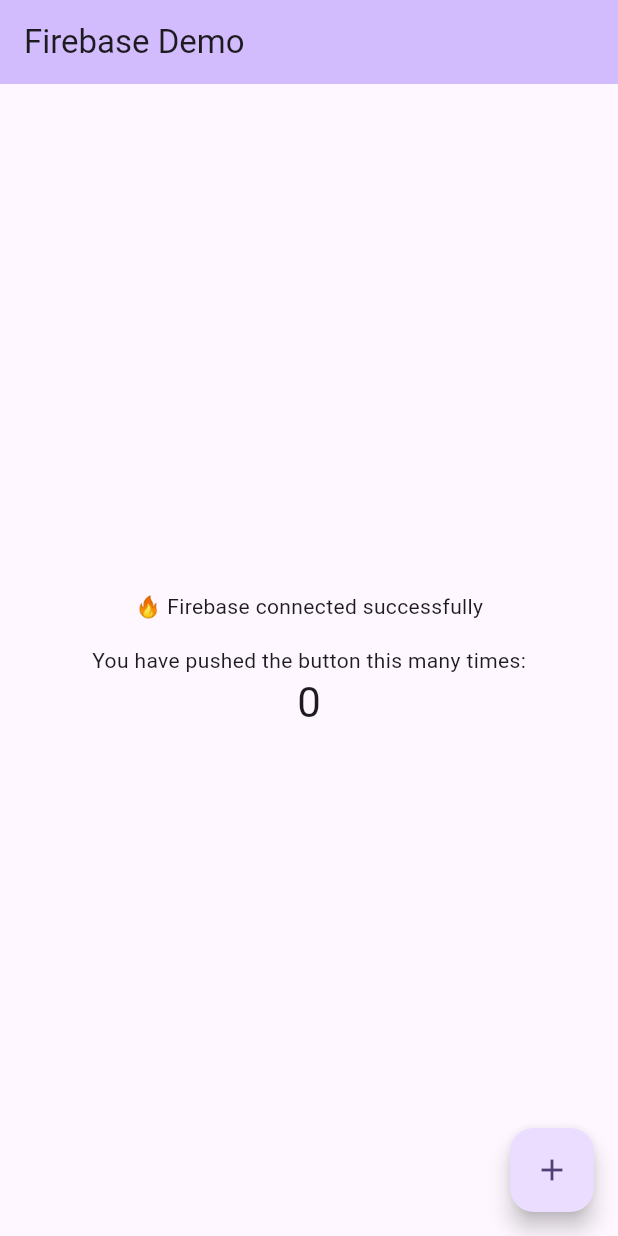
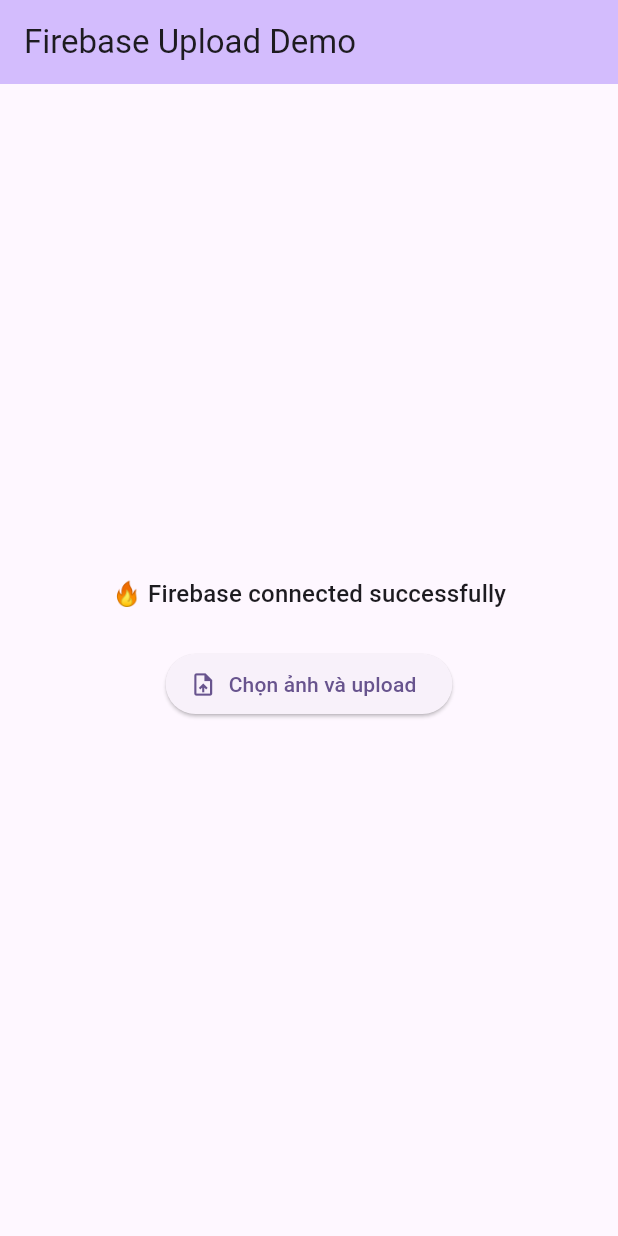
Before and after one commit to nghevabe/ai_chat_assistant, a Flutter app: the screen it shows after launch, on a phone screen of 412 x 824 dp. Run offline on Flutter 3.47's test engine with Material 3 defaults, Android fonts, the phone set to English and light mode, and no system bars; our stand-ins replace firebase_core, firebase_storage, image_picker; accounts and stored records are empty.

Commit message:
feat: upload image to firebase storage function

```diff
--- a/lib/main.dart
+++ b/lib/main.dart
@@ -1,5 +1,10 @@
+import 'dart:io';
+
+import 'package:firebase_core/firebase_core.dart';
+import 'package:firebase_storage/firebase_storage.dart';
 import 'package:flutter/material.dart';
-import 'package:firebase_core/firebase_core.dart';
+import 'package:image_picker/image_picker.dart';
+
 import 'firebase_options.dart';
 
 Future<void> main() async {
@@ -18,11 +23,11 @@
   @override
   Widget build(BuildContext context) {
     return MaterialApp(
-      title: 'Flutter Demo',
+      title: 'Firebase Upload Demo',
       theme: ThemeData(
         colorScheme: ColorScheme.fromSeed(seedColor: Colors.deepPurple),
       ),
-      home: const MyHomePage(title: 'Firebase Demo'),
+      home: const MyHomePage(title: 'Firebase Upload Demo'),
     );
   }
 }
@@ -37,8 +42,17 @@
 }
 
 class _MyHomePageState extends State<MyHomePage> {
-  int _counter = 0;
+  final ImagePicker _imagePicker = ImagePicker();
+
+  final FirebaseStorage _storage = FirebaseStorage.instanceFor(
+    bucket: 'gs://ai-assistant-service-d86f3.firebasestorage.app',
+  );
+
   bool _isFirebaseReady = false;
+  bool _isUploading = false;
+  String? _uploadedImageUrl;
+  String? _selectedImagePath;
+  double _uploadProgress = 0;
 
   @override
   void initState() {
@@ -48,7 +62,6 @@
 
   Future<void> _checkFirebase() async {
     try {
-      // Nếu init thành công, app đã connect Firebase
       setState(() {
         _isFirebaseReady = true;
       });
@@ -57,20 +70,97 @@
     }
   }
 
-  void _incrementCounter() {
+  Future<void> _pickAndUploadImage() async {
+    try {
+      final XFile? pickedFile = await _imagePicker.pickImage(
+        source: ImageSource.gallery,
+        imageQuality: 85,
+      );
+
+      if (pickedFile == null) return;
+
+      final file = File(pickedFile.path);
+      final timestamp = DateTime.now().millisecondsSinceEpoch;
+      final fileName = 'app_image_storage/$timestamp.jpg';
+
       setState(() {
-      _counter++;
+        _isUploading = true;
+        _uploadProgress = 0;
+        _selectedImagePath = pickedFile.path;
+        _uploadedImageUrl = null;
       });
+
+      final ref = _storage.ref().child(fileName);
+
+      final metadata = SettableMetadata(
+        contentType: 'image/jpeg',
+      );
+
+      final uploadTask = ref.putFile(file, metadata);
+
+      uploadTask.snapshotEvents.listen((TaskSnapshot snapshot) {
+        final totalBytes = snapshot.totalBytes;
+        final transferredBytes = snapshot.bytesTransferred;
+
+        if (totalBytes > 0) {
+          setState(() {
+            _uploadProgress = transferredBytes / totalBytes;
+          });
+        }
+      });
+
+      final snapshot = await uploadTask;
+      final downloadUrl = await snapshot.ref.getDownloadURL();
+
+      setState(() {
+        _uploadedImageUrl = downloadUrl;
+        _isUploading = false;
+        _uploadProgress = 1;
+      });
+
+      if (!mounted) return;
+
+      ScaffoldMessenger.of(context).showSnackBar(
+        const SnackBar(content: Text('Upload ảnh thành công')),
+      );
+    } on FirebaseException catch (e) {
+      setState(() {
+        _isUploading = false;
+      });
+
+      if (!mounted) return;
+
+      ScaffoldMessenger.of(context).showSnackBar(
+        SnackBar(
+          content: Text('Lỗi Firebase: ${e.code} - ${e.message ?? ""}'),
+        ),
+      );
+    } catch (e) {
+      setState(() {
+        _isUploading = false;
+      });
+
+      if (!mounted) return;
+
+      ScaffoldMessenger.of(context).showSnackBar(
+        SnackBar(content: Text('Upload thất bại: $e')),
+      );
+    }
   }
 
   @override
   Widget build(BuildContext context) {
+    final progressPercent = (_uploadProgress * 100).toStringAsFixed(0);
+
     return Scaffold(
       appBar: AppBar(
         backgroundColor: Theme.of(context).colorScheme.inversePrimary,
         title: Text(widget.title),
       ),
-      body: Center(
+      body: Padding(
+        padding: const EdgeInsets.all(16),
+        child: Center(
+          child: SingleChildScrollView(
             child: Column(
               mainAxisAlignment: MainAxisAlignment.center,
               children: <Widget>[
@@ -78,20 +168,52 @@
                   _isFirebaseReady
                       ? '🔥 Firebase connected successfully'
                       : '⏳ Connecting Firebase...',
+                  style: Theme.of(context).textTheme.titleMedium,
+                  textAlign: TextAlign.center,
+                ),
+                const SizedBox(height: 24),
+                ElevatedButton.icon(
+                  onPressed: _isUploading ? null : _pickAndUploadImage,
+                  icon: const Icon(Icons.upload_file),
+                  label: Text(
+                    _isUploading ? 'Đang upload...' : 'Chọn ảnh và upload',
+                  ),
                 ),
                 const SizedBox(height: 16),
-            const Text('You have pushed the button this many times:'),
-            Text(
-              '$_counter',
-              style: Theme.of(context).textTheme.headlineMedium,
+                if (_isUploading) ...[
+                  LinearProgressIndicator(value: _uploadProgress),
+                  const SizedBox(height: 8),
+                  Text('Tiến độ upload: $progressPercent%'),
+                  const SizedBox(height: 16),
+                ],
+                if (_selectedImagePath != null) ...[
+                  const Text(
+                    'Ảnh đã chọn:',
+                    style: TextStyle(fontWeight: FontWeight.bold),
                   ),
+                  const SizedBox(height: 8),
+                  Image.file(
+                    File(_selectedImagePath!),
+                    height: 200,
+                    fit: BoxFit.cover,
+                  ),
+                  const SizedBox(height: 16),
+                ],
+                if (_uploadedImageUrl != null) ...[
+                  const Text(
+                    'Download URL:',
+                    style: TextStyle(fontWeight: FontWeight.bold),
+                  ),
+                  const SizedBox(height: 8),
+                  SelectableText(
+                    _uploadedImageUrl!,
+                    textAlign: TextAlign.center,
+                  ),
+                ],
               ],
             ),
           ),
-      floatingActionButton: FloatingActionButton(
-        onPressed: _incrementCounter,
-        tooltip: 'Increment',
-        child: const Icon(Icons.add),
+        ),
       ),
     );
   }
```
Also changed, not shown: 2 other files. Lines whose indentation alone changed are shown as unchanged.
